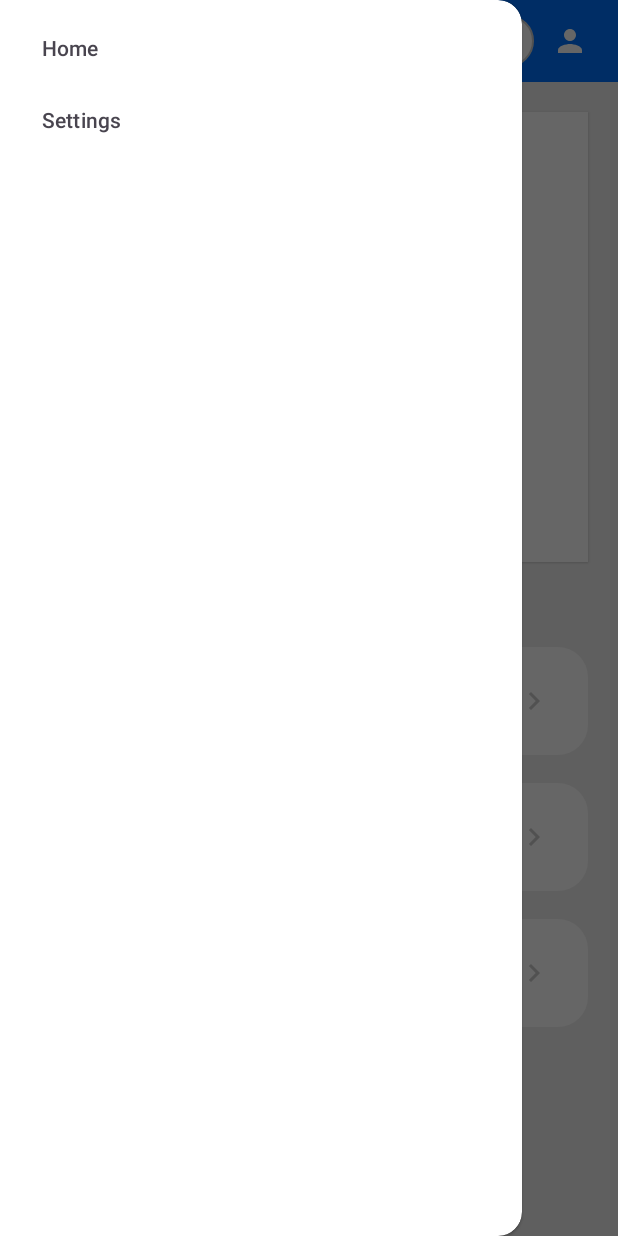
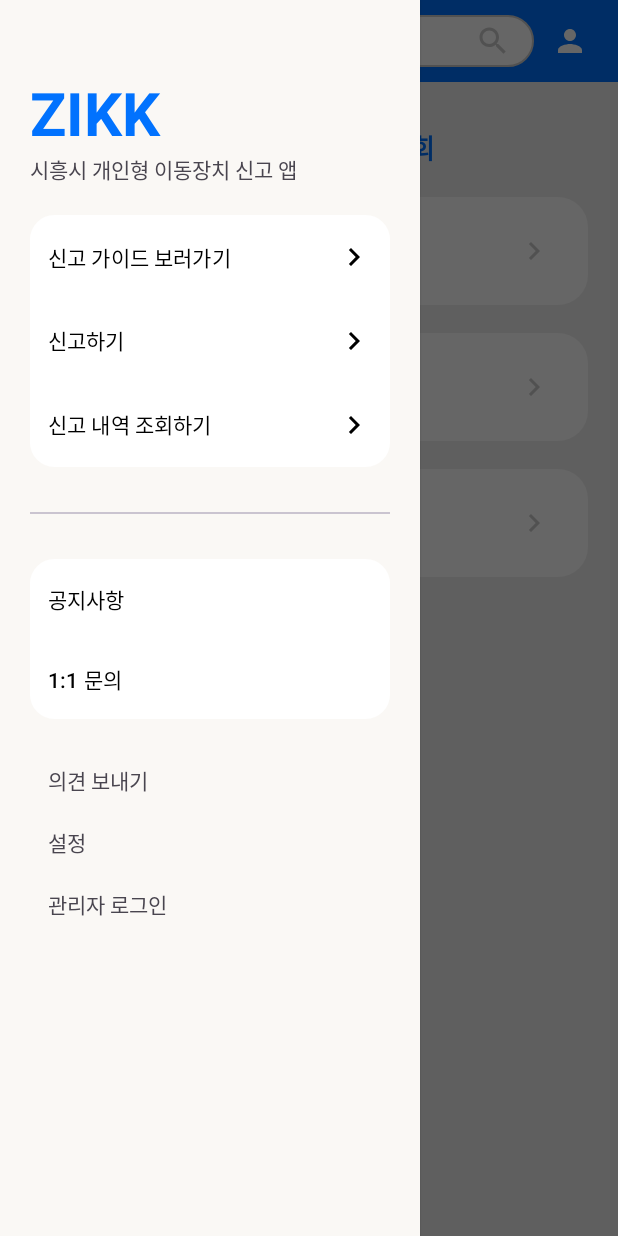
Before and after one commit to TUK-MPM/zikk-android, an Android app: the screen it shows after launch (MainActivity), with the side drawer open, on a phone screen of 412 x 824 dp. Run offline under Robolectric (Android 15) with nearby library versions, the phone set to English and light mode, and no system bars; 3 statements that could not run were skipped.

Commit message:
chore: Drawer 디자인 작업 완료

```diff
--- a/app/src/main/AndroidManifest.xml
+++ b/app/src/main/AndroidManifest.xml
@@ -15,6 +15,9 @@
         android:theme="@style/Theme.Zikk"
         tools:targetApi="31">
         <activity
+            android:name=".BaseActivity"
+            android:exported="false" />
+        <activity
             android:name=".ReportWriteActivity"
             android:exported="false" />
         <activity
--- /dev/null
+++ b/app/src/main/java/com/example/zikk/BaseActivity.kt
@@ -0,0 +1,38 @@
+package com.example.zikk
+
+import android.os.Bundle
+import android.util.Log
+import android.widget.FrameLayout
+import androidx.appcompat.app.AppCompatActivity
+import androidx.drawerlayout.widget.DrawerLayout
+
+abstract class BaseActivity : AppCompatActivity() {
+
+    lateinit var drawerLayout: DrawerLayout
+
+    override fun onCreate(savedInstanceState: Bundle?) {
+        super.onCreate(savedInstanceState)
+        Log.d("DrawerDebug", "BaseActivity onCreate called")
+    }
+
+    override fun setContentView(layoutResID: Int) {
+        // 1. base 레이아웃 inflate
+        val fullLayout = layoutInflater.inflate(R.layout.activity_base, null)
+
+        // 2. baseContent 영역에 실제 액티비티 레이아웃 inflate
+        val container = fullLayout.findViewById<FrameLayout>(R.id.baseContent)
+        layoutInflater.inflate(layoutResID, container, true)
+
+        // 3. 화면에 최종 세팅
+        super.setContentView(fullLayout)
+
+        // 4. 드로어 초기화
+        drawerLayout = findViewById(R.id.drawerLayout)
+        setupDrawer()
+    }
+
+    private fun setupDrawer() {
+        val drawerContainer = findViewById<FrameLayout>(R.id.drawerContainer)
+        layoutInflater.inflate(R.layout.layout_drawer, drawerContainer, true)
+    }
+}
--- a/app/src/main/java/com/example/zikk/MainActivity.kt
+++ b/app/src/main/java/com/example/zikk/MainActivity.kt
@@ -5,33 +5,23 @@ import android.os.Bundle
 import android.util.Log
 import android.widget.Toast
 import androidx.activity.enableEdgeToEdge
-import androidx.appcompat.app.AppCompatActivity
 import androidx.core.view.ViewCompat
 import androidx.core.view.WindowInsetsCompat
 import androidx.lifecycle.lifecycleScope
-import com.example.zikk.databinding.ActivityMainBinding
 import com.example.zikk.network.RetrofitClient
 import kotlinx.coroutines.launch
 
-class MainActivity : AppCompatActivity() {
+class MainActivity : BaseActivity() {
     override fun onCreate(savedInstanceState: Bundle?) {
         super.onCreate(savedInstanceState)
         enableEdgeToEdge()
-        val binding = ActivityMainBinding.inflate(layoutInflater)
-        setContentView(binding.root)
+//        val binding = ActivityMainBinding.inflate(layoutInflater)
+//        setContentView(binding.root)
+        setContentView(R.layout.activity_main)
         ViewCompat.setOnApplyWindowInsetsListener(findViewById(R.id.main)) { v, insets ->
             val systemBars = insets.getInsets(WindowInsetsCompat.Type.systemBars())
             v.setPadding(systemBars.left, systemBars.top, systemBars.right, systemBars.bottom)
             insets
-        }
-
-        binding.test.setOnClickListener {
-            getTodos()
-        }
-
-        binding.report.setOnClickListener{
-            var intent = Intent(applicationContext, ReportWriteActivity::class.java)
-            startActivity(intent)
         }
 
     }
--- a/app/src/main/java/com/example/zikk/ui/HeaderFragment.kt
+++ b/app/src/main/java/com/example/zikk/ui/HeaderFragment.kt
@@ -1,10 +1,13 @@
 package com.example.zikk.ui
 
 import android.os.Bundle
+import android.util.Log
 import androidx.fragment.app.Fragment
 import android.view.LayoutInflater
 import android.view.View
 import android.view.ViewGroup
+import android.widget.ArrayAdapter
+import android.widget.AutoCompleteTextView
 import android.widget.ImageButton
 import androidx.core.view.GravityCompat
 import androidx.drawerlayout.widget.DrawerLayout
@@ -26,11 +29,24 @@ class HeaderFragment : Fragment() {
     override fun onViewCreated(view: View, savedInstanceState: Bundle?) {
         super.onViewCreated(view, savedInstanceState)
         val menuButton = view.findViewById<ImageButton>(R.id.menuBtn)
+        val searchEditText = view.findViewById<AutoCompleteTextView>(R.id.search)
+
         menuButton.setOnClickListener {
             // Activity에서 DrawerLayout 찾기
             val drawerLayout = requireActivity().findViewById<DrawerLayout>(R.id.drawerLayout)
             drawerLayout.openDrawer(GravityCompat.START)
         }
+
+        // 예시 자동완성 리스트
+        val suggestions = listOf("사과", "바나나", "포도", "오렌지", "수박")
+
+        val adapter =
+            ArrayAdapter(requireContext(), android.R.layout.simple_dropdown_item_1line, suggestions)
+        searchEditText.setAdapter(adapter)
+
+// 글자 입력 시 자동완성 리스트 보이게 함
+        searchEditText.threshold = 1 // 1자 이상 입력하면 자동완성 보임
+
     }
 
 }
--- /dev/null
+++ b/app/src/main/res/drawable/list_button.xml
@@ -0,0 +1,19 @@
+<?xml version="1.0" encoding="utf-8"?>
+<ripple xmlns:android="http://schemas.android.com/apk/res/android"
+    android:color="?attr/colorControlHighlight">
+    <item android:id="@android:id/mask">
+        <shape android:shape="rectangle">
+            <solid android:color="#cccccc" />
+        </shape>
+    </item>
+    <item>
+        <shape xmlns:android="http://schemas.android.com/apk/res/android"
+            android:padding="10dp"
+            android:shape="rectangle">
+            <solid android:color="#ffffff"></solid>
+            <stroke
+                android:width="2dp"
+                android:color="#BDBDBD" />
+        </shape>
+    </item>
+</ripple>
--- /dev/null
+++ b/app/src/main/res/drawable/list_button_first.xml
@@ -0,0 +1,24 @@
+<?xml version="1.0" encoding="utf-8"?>
+<ripple xmlns:android="http://schemas.android.com/apk/res/android"
+    android:color="?attr/colorControlHighlight">
+    <item android:id="@android:id/mask">
+        <shape android:shape="rectangle">
+            <solid android:color="#cccccc" />
+        </shape>
+    </item>
+    <item>
+        <shape xmlns:android="http://schemas.android.com/apk/res/android"
+            android:padding="10dp"
+            android:shape="rectangle">
+            <solid android:color="#ffffff"></solid>
+            <corners
+                android:bottomLeftRadius="0dp"
+                android:bottomRightRadius="0dp"
+                android:topLeftRadius="15dp"
+                android:topRightRadius="15dp" />
+            <stroke
+                android:width="2dp"
+                android:color="#BDBDBD" />
+        </shape>
+    </item>
+</ripple>
--- /dev/null
+++ b/app/src/main/res/drawable/list_button_last.xml
@@ -0,0 +1,26 @@
+<?xml version="1.0" encoding="utf-8"?>
+<ripple xmlns:android="http://schemas.android.com/apk/res/android"
+    android:color="?attr/colorControlHighlight">
+
+    <item android:id="@android:id/mask">
+        <shape android:shape="rectangle">
+            <solid android:color="#cccccc" />
+        </shape>
+    </item>
+
+    <item>
+        <shape xmlns:android="http://schemas.android.com/apk/res/android"
+            android:padding="10dp"
+            android:shape="rectangle">
+            <solid android:color="#ffffff" />
+            <corners
+                android:bottomLeftRadius="15dp"
+                android:bottomRightRadius="15dp"
+                android:topLeftRadius="0dp"
+                android:topRightRadius="0dp" />
+            <stroke
+                android:width="2dp"
+                android:color="#BDBDBD" />
+        </shape>
+    </item>
+</ripple>
--- /dev/null
+++ b/app/src/main/res/layout/activity_base.xml
@@ -0,0 +1,16 @@
+<androidx.drawerlayout.widget.DrawerLayout xmlns:android="http://schemas.android.com/apk/res/android"
+    android:id="@+id/drawerLayout"
+    android:layout_width="match_parent"
+    android:layout_height="match_parent">
+    <FrameLayout
+        android:id="@+id/baseContent"
+        android:layout_width="match_parent"
+        android:layout_height="match_parent" />
+
+    <FrameLayout
+        android:id="@+id/drawerContainer"
+        android:layout_gravity="start"
+        android:layout_width="280dp"
+        android:layout_height="match_parent"
+        android:background="@android:color/white" />
+</androidx.drawerlayout.widget.DrawerLayout>
--- a/app/src/main/res/layout/activity_main.xml
+++ b/app/src/main/res/layout/activity_main.xml
@@ -1,10 +1,10 @@
 <?xml version="1.0" encoding="utf-8"?>
-<androidx.drawerlayout.widget.DrawerLayout xmlns:android="http://schemas.android.com/apk/res/android"
+<LinearLayout xmlns:android="http://schemas.android.com/apk/res/android"
     xmlns:app="http://schemas.android.com/apk/res-auto"
     xmlns:tools="http://schemas.android.com/tools"
-    android:id="@+id/drawerLayout"
+    android:orientation="vertical"
     android:layout_width="match_parent"
-    android:layout_height="wrap_content"
+    android:layout_height="match_parent"
     tools:context=".MainActivity">
 
     <LinearLayout
@@ -17,18 +17,11 @@
         android:orientation="vertical">
 
         <fragment
-            android:layout_marginBottom="20dp"
             android:id="@+id/headerFragment"
             android:name="com.example.zikk.ui.HeaderFragment"
             android:layout_width="match_parent"
-            android:layout_height="wrap_content" />
-
-        <View
-            android:layout_width="match_parent"
-            android:layout_height="300dp"
-            android:layout_marginHorizontal="20dp"
-            android:background="@color/white"
-            android:elevation="1dp" />
+            android:layout_height="wrap_content"
+            android:layout_marginBottom="20dp" />
 
         <TextView
             android:layout_width="match_parent"
@@ -88,12 +81,11 @@
             app:cornerRadius="20dp"
             app:rippleColor="@color/light_gray" />
     </LinearLayout>
-
-    <com.google.android.material.navigation.NavigationView
-        android:id="@+id/nav_view"
-        android:layout_width="wrap_content"
-        android:layout_height="match_parent"
-        android:layout_gravity="start"
-        android:background="@android:color/white"
-        app:menu="@menu/drawer_menu" />
-</androidx.drawerlayout.widget.DrawerLayout>
+    <!--    <com.google.android.material.navigation.NavigationView-->
+    <!--        android:id="@+id/nav_view"-->
+    <!--        android:layout_width="wrap_content"-->
+    <!--        android:layout_height="match_parent"-->
+    <!--        android:layout_gravity="start"-->
+    <!--        android:background="@android:color/white"-->
+    <!--        app:menu="@menu/drawer_menu" />-->
+</LinearLayout>
--- /dev/null
+++ b/app/src/main/res/layout/layout_drawer.xml
@@ -0,0 +1,129 @@
+<LinearLayout xmlns:android="http://schemas.android.com/apk/res/android"
+    xmlns:app="http://schemas.android.com/apk/res-auto"
+    android:layout_width="match_parent"
+    android:layout_height="match_parent"
+    android:background="#FAF8F5"
+    android:orientation="vertical"
+    android:paddingHorizontal="20dp"
+    android:paddingTop="48dp">
+
+    <TextView
+        android:layout_width="match_parent"
+        android:layout_height="wrap_content"
+        android:text="ZIKK"
+        android:textColor="@color/blue"
+        android:textSize="40sp"
+        android:textStyle="bold" />
+
+    <TextView
+        android:layout_width="match_parent"
+        android:layout_height="wrap_content"
+        android:layout_marginBottom="20dp"
+        android:text="시흥시 개인형 이동장치 신고 앱" />
+
+    <LinearLayout
+        android:layout_width="match_parent"
+        android:layout_height="wrap_content"
+        android:layout_margin="0dp"
+        android:orientation="vertical">
+
+        <Button
+            android:layout_width="match_parent"
+            android:layout_height="wrap_content"
+            android:background="@drawable/list_button_first"
+            android:drawableEnd="@drawable/baseline_chevron_right_24"
+            android:drawableTint="@color/black"
+            android:padding="12dp"
+            android:text="신고 가이드 보러가기"
+            android:textAlignment="textStart"
+            android:textColor="@color/black"
+            app:backgroundTint="@color/white"
+            app:rippleColor="@color/light_gray" />
+
+        <Button
+            android:layout_width="match_parent"
+            android:layout_height="wrap_content"
+            android:background="@drawable/list_button"
+            android:drawableEnd="@drawable/baseline_chevron_right_24"
+            android:drawableTint="@color/black"
+            android:includeFontPadding="false"
+            android:padding="12dp"
+            android:text="신고하기"
+            android:textAlignment="textStart"
+            android:textColor="@color/black"
+            app:backgroundTint="@color/white"
+            app:cornerRadius="0dp"
+            app:rippleColor="@color/light_gray" />
+
+        <Button
+            android:layout_width="match_parent"
+            android:layout_height="match_parent"
+            android:background="@drawable/list_button_last"
+            android:drawableEnd="@drawable/baseline_chevron_right_24"
+            android:drawableTint="@color/black"
+            android:includeFontPadding="false"
+            android:padding="12dp"
+            android:text="신고 내역 조회하기"
+            android:textAlignment="textStart"
+            android:textColor="@color/black"
+            app:backgroundTint="@color/white"
+            app:rippleColor="@color/light_gray" />
+    </LinearLayout>
+
+    <com.google.android.material.divider.MaterialDivider
+        android:layout_width="match_parent"
+        android:layout_height="wrap_content"
+        android:layout_marginVertical="30dp" />
+
+    <LinearLayout
+        android:layout_marginBottom="20dp"
+        android:layout_width="match_parent"
+        android:layout_height="wrap_content"
+        android:orientation="vertical">
+
+        <Button
+            android:layout_width="match_parent"
+            android:layout_height="wrap_content"
+            android:background="@drawable/list_button_first"
+            android:padding="12dp"
+            android:text="공지사항"
+            android:textAlignment="textStart"
+            android:textColor="@color/black"
+            app:backgroundTint="@color/white" />
+
+        <Button
+            android:layout_width="match_parent"
+            android:layout_height="match_parent"
+            android:background="@drawable/list_button_last"
+            android:padding="12dp"
+            android:text="1:1 문의"
+            android:textAlignment="textStart"
+            android:textColor="@color/black"
+            app:backgroundTint="@color/white" />
+    </LinearLayout>
+
+    <LinearLayout
+        android:paddingHorizontal="12dp"
+        android:layout_width="match_parent"
+        android:layout_height="wrap_content"
+        android:orientation="vertical">
+        <TextView
+            android:layout_marginVertical="10dp"
+            android:layout_width="wrap_content"
+            android:layout_height="wrap_content"
+            android:text="의견 보내기" />
+
+        <TextView
+            android:layout_marginVertical="10dp"
+            android:layout_width="wrap_content"
+            android:layout_height="wrap_content"
+            android:text="설정" />
+
+        <TextView
+            android:layout_marginVertical="10dp"
+            android:layout_width="wrap_content"
+            android:layout_height="wrap_content"
+            android:text="관리자 로그인" />
+    </LinearLayout>
+
+</LinearLayout>
```
